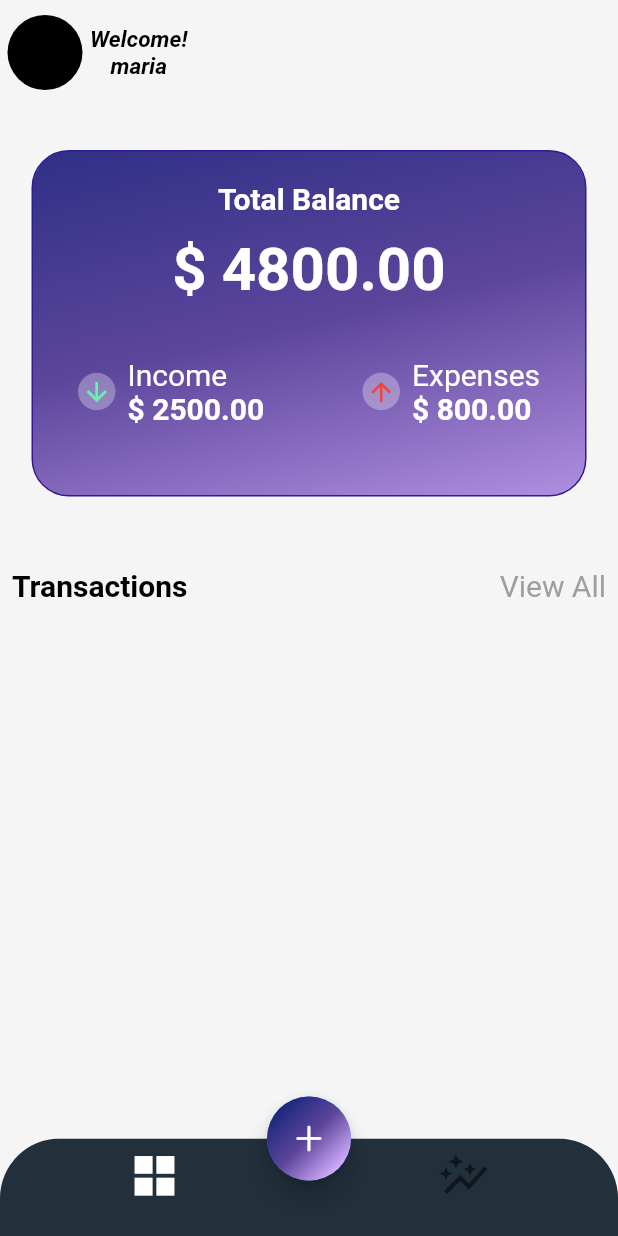
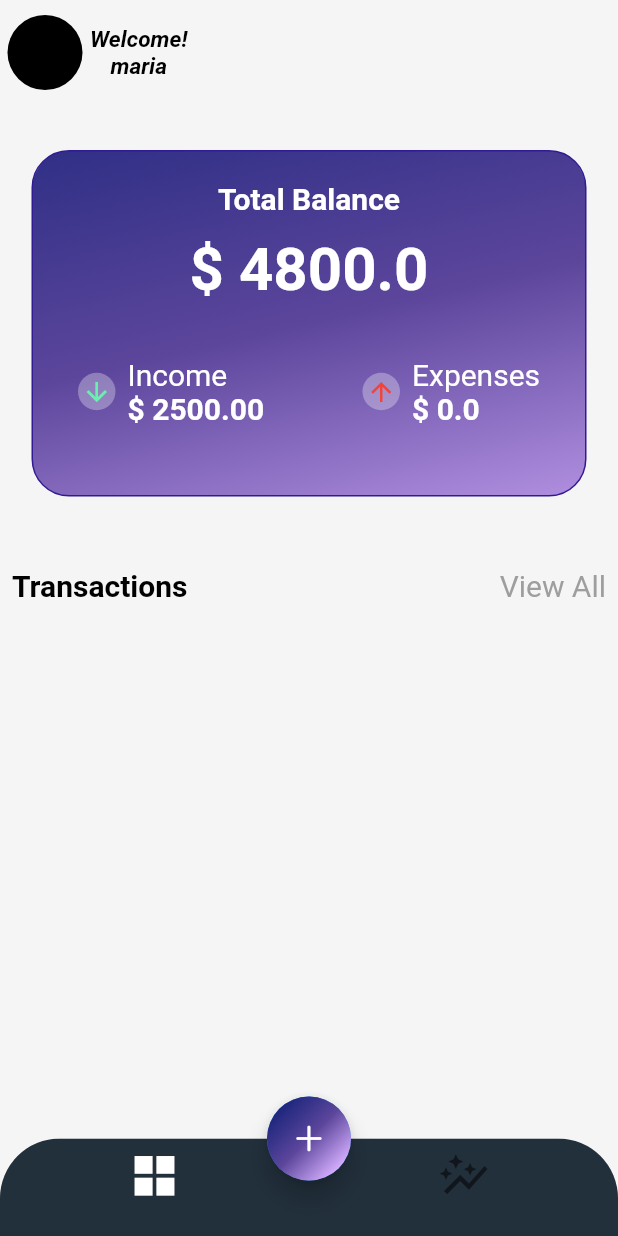
Before and after one commit to Abdallahyx/Expense-Tracker, a Flutter app: the screen it shows after launch, on a phone screen of 412 x 824 dp. Run offline on Flutter 3.47's test engine with Material 2 defaults, Android fonts, the phone set to English and light mode, and no system bars; our stand-ins replace hive, hive_flutter; missing offline and left inert: dart:ffi; accounts and stored records are empty.

Commit message:
adding hive and list tile

```diff
--- a/lib/expensesScreen/expenses_model.dart
+++ b/lib/expensesScreen/expenses_model.dart
@@ -1,8 +1,22 @@
-class Expense {
-  final String name;
+import 'package:hive/hive.dart';
+
+part 'expenses_model.g.dart';
+
+@HiveType(typeId: 1)
+class Expense_model extends HiveObject{
+  @HiveField(0)
+  final String description;
+  @HiveField(1)
   final double amount;
+  @HiveField(2)
   final String category;
+  @HiveField(3)
   final DateTime date;
 
-  Expense(this.category, {required this.name, required this.amount, required this.date});
+  Expense_model(
+   this.category,
+   this.description,
+   this.amount,
+   this.date
+      );
 }
--- a/lib/expensesScreen/func_to_add_expenses.dart
+++ b/lib/expensesScreen/func_to_add_expenses.dart
@@ -24,8 +24,8 @@ void showAddItemDialog(BuildContext context, List<String> options, String select
                 options.add(newItem); // Add new item to the options list
                 options.add('select category'); // Re-add 'Add Item' at the end
                 selectedOption = newItem; // Select the newly added item
-                onChanged(selectedOption); // Notify parent widget of the change
-                Navigator.of(context).pop(selectedOption);
+                onChanged(newItem); // Notify parent widget of the change
+                Navigator.of(context).pop();
                // Close the dialog
               }
             },
@@ -41,4 +41,5 @@ void showAddItemDialog(BuildContext context, List<String> options, String select
       );
     },
   );
+
 }
--- a/lib/mainscreen/box.dart
+++ b/lib/mainscreen/box.dart
@@ -1,11 +1,27 @@
 import 'dart:math';
 import 'package:flutter/material.dart';
+import 'package:hive/hive.dart';
+import 'package:hive_flutter/adapters.dart';
+import 'package:software_project/expensesScreen/expenses_model.dart';
 
-class TotalBalanceWidget extends StatelessWidget {
-  const TotalBalanceWidget({Key? key}) : super(key: key);
+import 'calculations.dart';
+
+class TotalBalanceWidget extends StatefulWidget {
+   TotalBalanceWidget({Key? key}) : super(key: key);
+
+  @override
+  State<TotalBalanceWidget> createState() => _TotalBalanceWidgetState();
+}
+
+class _TotalBalanceWidgetState extends State<TotalBalanceWidget> {
+  final box = Hive.box<Expense_model>('expenses');
 
   @override
   Widget build(BuildContext context) {
+
+    return ValueListenableBuilder(
+      valueListenable: box.listenable(),
+      builder: ( context, value, child) {
         return Row(
           mainAxisAlignment: MainAxisAlignment.center,
           children: [
@@ -13,7 +29,7 @@ class TotalBalanceWidget extends StatelessWidget {
               mainAxisAlignment: MainAxisAlignment.start,
               crossAxisAlignment: CrossAxisAlignment.center,
               children: [
-            SizedBox(height: 30),
+                const SizedBox(height: 30),
                 Container(
                   width: 370,
                   height: 231,
@@ -28,11 +44,12 @@ class TotalBalanceWidget extends StatelessWidget {
                       ],
                       transform: GradientRotation(pi / 4),
                     ),
-                border: Border.all(color: const Color.fromRGBO(49, 27, 146, 1)),
-                borderRadius: BorderRadius.all(Radius.circular(25)),
+                    border: Border.all(
+                        color: const Color.fromRGBO(49, 27, 146, 1)),
+                    borderRadius: const BorderRadius.all(Radius.circular(25)),
                   ),
                   alignment: Alignment.center,
-              padding: EdgeInsets.fromLTRB(10, 20, 10, 10),
+                  padding: const EdgeInsets.fromLTRB(10, 20, 10, 10),
                   child: Column(
                     mainAxisAlignment: MainAxisAlignment.start,
                     children: [
@@ -45,16 +62,17 @@ class TotalBalanceWidget extends StatelessWidget {
                         ),
                       ),
                       const SizedBox(height: 12),
-                  const Text(
-                    '\$ 4800.00',
-                    style: TextStyle(
+                       Text(
+                        '\$ ${4800.00-cal()}',
+                        style: const TextStyle(
                           fontSize: 40,
                           color: Colors.white,
                           fontWeight: FontWeight.bold,
                         ),
                       ),
                       Padding(
-                    padding: const EdgeInsets.symmetric(vertical: 35, horizontal: 20),
+                        padding: const EdgeInsets.symmetric(
+                            vertical: 35, horizontal: 20),
                         child: Row(
                           mainAxisAlignment: MainAxisAlignment.spaceBetween,
                           children: [
@@ -119,8 +137,8 @@ class TotalBalanceWidget extends StatelessWidget {
                                 const SizedBox(width: 8),
                                 Column(
                                   crossAxisAlignment: CrossAxisAlignment.start,
-                              children: const [
-                                Text(
+                                  children: [
+                                    const Text(
                                       'Expenses',
                                       style: TextStyle(
                                         fontSize: 20,
@@ -129,8 +147,8 @@ class TotalBalanceWidget extends StatelessWidget {
                                       ),
                                     ),
                                     Text(
-                                  '\$ 800.00',
-                                  style: TextStyle(
+                                      '\$ ${cal()}',
+                                      style: const TextStyle(
                                         fontSize: 20,
                                         color: Colors.white,
                                         fontWeight: FontWeight.w600,
@@ -150,5 +168,6 @@ class TotalBalanceWidget extends StatelessWidget {
             ),
           ],
         );
+      });
   }
 }
--- /dev/null
+++ b/lib/mainscreen/calculations.dart
@@ -0,0 +1,16 @@
+
+import 'package:hive/hive.dart';
+
+import '../expensesScreen/expenses_model.dart';
+
+final box = Hive.box<Expense_model>('expenses');
+  double totalSum = 0;
+  double cal() {
+    var box = Hive.box<Expense_model>('expenses');
+    double totalSum = 0;
+    for (var i = 0; i < box.length; i++) {
+      Expense_model expense = box.getAt(i)!;
+      totalSum += expense.amount;
+    }
+    return totalSum;
+  }
--- a/lib/mainscreen/main.dart
+++ b/lib/mainscreen/main.dart
@@ -3,19 +3,27 @@ import 'dart:math';
 
 import 'package:flutter/cupertino.dart';
 import 'package:flutter/material.dart';
+import 'package:hive/hive.dart';
+import 'package:hive_flutter/adapters.dart';
+import 'package:software_project/expensesScreen/expenses_model.dart';
+import 'package:software_project/mainscreen/tile_widget.dart';
 import 'appbar.dart';
 import 'bottom_navigation_bar.dart';
 import 'box.dart';
-import 'floating_bottom.dart';
-import '../expensesScreen/expenses_screen.dart';
+import 'floating_button.dart';
 
-void main() {
+void main() async{
+  await Hive.initFlutter();
+  Hive.registerAdapter(ExpensemodelAdapter());
+  await Hive.openBox<Expense_model>('expenses');
   runApp(const MaterialApp(
-    // debugShowCheckedModeBanner: true,
+    debugShowCheckedModeBanner: false,
     home: MyApp(),)
 
   );
 }
+
+
 
 class MyApp extends StatefulWidget {
   const MyApp({super.key});
@@ -25,16 +33,22 @@ class MyApp extends StatefulWidget {
 }
 
 class _MyAppState extends State<MyApp> {
+  var history;
+  final box = Hive.box<Expense_model>('expenses');
+
   // This widget is the root of your application.
-  bool pressed = false;
+
   @override
   Widget build(BuildContext context) {
     return  Scaffold(
-      appBar: CustomAppBar(),
+      appBar: const CustomAppBar(),
       backgroundColor: Colors.grey.shade100,
-        body:Column(
+        body:ValueListenableBuilder(
+          valueListenable: box.listenable(),
+          builder: ( context, value, child) {
+           return Column(
               children: [
-            const TotalBalanceWidget(),
+                TotalBalanceWidget(),
                 const SizedBox(height: 40),
                 Padding(
                   padding: const EdgeInsets.all(8.0),
@@ -50,9 +64,7 @@ class _MyAppState extends State<MyApp> {
                         ),
                       ),
                       GestureDetector(
-                    onTap: () {
-
-                    },
+                        onTap: () {},
                         child: const Text(
                           'View All',
                           style: TextStyle(
@@ -65,8 +77,23 @@ class _MyAppState extends State<MyApp> {
                     ],
                   ),
                 ),
-          ],//list items must be added
+                const SizedBox(height: 10),
+                Expanded(
+                    child: ListView.builder(
+                      itemCount: box.length,
+                      itemBuilder: (context, int index) {
+                        history = box.values.toList()[index];
+                        return Container(
+                          child: Card(
+                            child: list_tile(history: history, index: index,),
                           ),
+                        );
+                      },
+                    )
+                )
+              ], //list items must be added
+            );
+          }),
       bottomNavigationBar: CustomBottomNavigationBar(),
       floatingActionButtonLocation: FloatingActionButtonLocation.centerDocked,
       floatingActionButton: const CustomFloatingActionButton(),
--- a/pubspec.yaml
+++ b/pubspec.yaml
@@ -35,10 +35,14 @@ dependencies:
   # The following adds the Cupertino Icons font to your application.
   # Use with the CupertinoIcons class for iOS style icons.
   cupertino_icons: ^1.0.2
+  hive: ^2.2.3
+  hive_flutter: ^1.0.2
 
 dev_dependencies:
   flutter_test:
     sdk: flutter
+  hive_generator: ^1.1.3
+  build_runner: ^2.1.11
 
   # The "flutter_lints" package below contains a set of recommended lints to
   # encourage good coding practices. The lint set provided by the package is
```
Also changed, not shown: lib/accountscreen/user_model.dart (added, +7 -0 lines), lib/expensesScreen/dropdown_menu.dart (+3 -30 lines), lib/expensesScreen/expenses_screen.dart (+55 -15 lines), lib/mainscreen/bottom_navigation_bar.dart (+21 -6 lines), lib/mainscreen/tile_widget.dart (added, +41 -0 lines), lib/reportscreen/report_screen.dart (added, +22 -0 lines), lib/expensesScreen/SumOfexpenses.dart (added), lib/expensesScreen/expenses_model.g.dart (added), lib/mainscreen/floating_button.dart (renamed from lib/mainscreen/floating_bottom.dart), pubspec.lock, 2 other files. Lines whose indentation alone changed are shown as unchanged.
